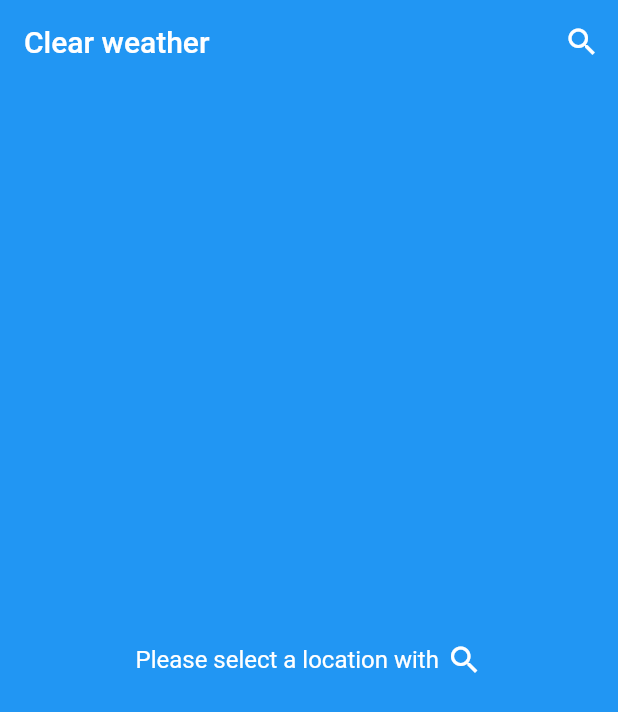
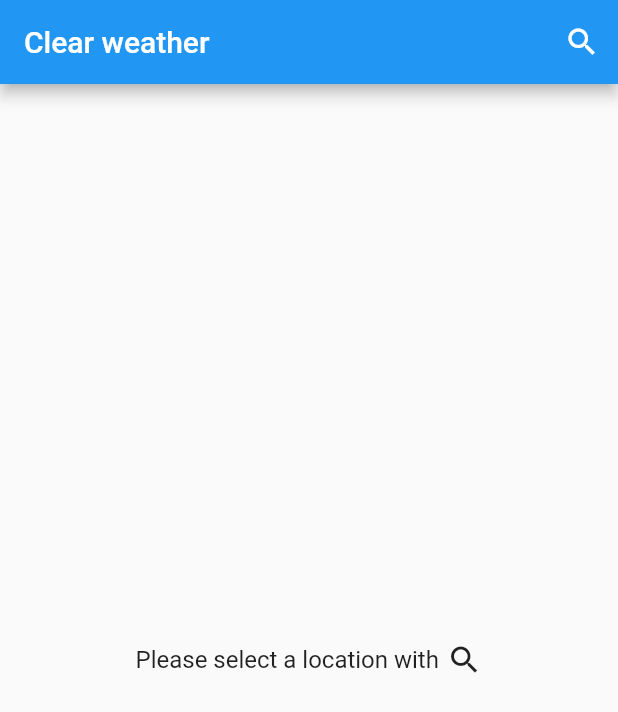
Before and after one commit to neatblackcrow/clear-weather, a Flutter app: the screen it shows after launch, on a phone screen of 412 x 824 dp. Shown: the top 712 px of the screen. Run offline on Flutter 3.47's test engine with Material 2 defaults, Android fonts, the light colour scheme and no system bars; our stand-ins replace flutter_bloc, hydrated_bloc, logger.

Commit message:
Add theming.

```diff
--- /dev/null
+++ b/lib/components/main_appbar.dart
@@ -0,0 +1,25 @@
+import 'package:clear_weather/cubits/setting_cubit.dart';
+import 'package:clear_weather/cubits/setting_state.dart';
+import 'package:clear_weather/pages/search_page.dart';
+import 'package:flutter/material.dart';
+import 'package:flutter_bloc/flutter_bloc.dart';
+
+class MainAppBar extends StatelessWidget implements PreferredSizeWidget {
+  const MainAppBar({Key? key}) : super(key: key);
+
+  @override
+  Widget build(BuildContext context) =>
+      AppBar(title: const Text('Clear weather'), actions: <Widget>[
+        BlocBuilder<SettingCubit, SettingState>(
+            builder: (context, state) => IconButton(
+                icon: const Icon(Icons.search),
+                tooltip: 'location',
+                onPressed: () => Navigator.of(context).push(MaterialPageRoute(
+                    builder: (_) => SearchPage(context,
+                        cityName: (state as SavedState).cityName,
+                        units: state.units)))))
+      ]);
+
+  @override
+  Size get preferredSize => AppBar().preferredSize;
+}
--- a/lib/cubits/weather_cubit.dart
+++ b/lib/cubits/weather_cubit.dart
@@ -35,9 +35,11 @@ class WeatherCubit extends HydratedCubit<WeatherState> {
                       .singleWhere((element) => element.key == 'date')
                       .value)
                   .toLocal(),
-              theme: ThemePreset.light);
+              theme: _currentTheme(
+                  cw.weather[0].main,
+                  DateTime.fromMillisecondsSinceEpoch(cw.dt),
+                  DateTime.fromMillisecondsSinceEpoch(cw.sys.sunset)));
           emit(st);
-
           logger.i('Weather cubit current state is $st');
           logger.v((st as SuccessState).toJson());
           break;
@@ -59,6 +61,23 @@ class WeatherCubit extends HydratedCubit<WeatherState> {
       logger.e(ex.message, ex);
     }
   }
+
+  ThemePreset _currentTheme(
+          String mainWeather, DateTime currentTime, DateTime sunset) =>
+      (currentTime.isBefore(sunset))
+          ? {
+                'clear sky': ThemePreset.clear,
+                'few clouds': ThemePreset.clear,
+                'scattered clouds': ThemePreset.clear,
+                'broken clouds': ThemePreset.clear,
+                'shower rain': ThemePreset.rain,
+                'rain': ThemePreset.rain,
+                'thunderstorm': ThemePreset.rain,
+                'snow': ThemePreset.rain,
+                'mist': ThemePreset.rain
+              }[mainWeather] ??
+              ThemePreset.clear
+          : ThemePreset.night;
 
   @override
   Future<void> close() async {
--- a/lib/cubits/weather_state.dart
+++ b/lib/cubits/weather_state.dart
@@ -6,7 +6,7 @@ part 'weather_state.g.dart';
 
 enum EWeatherState { success, notFound, fail }
 
-enum ThemePreset { light, dark }
+enum ThemePreset { clear, rain, night }
 
 abstract class WeatherState implements BaseState<EWeatherState> {
   factory WeatherState.success(
--- a/lib/main.dart
+++ b/lib/main.dart
@@ -1,6 +1,5 @@
 import 'package:clear_weather/cubits/setting_cubit.dart';
-import 'package:clear_weather/cubits/setting_state.dart';
-import 'package:clear_weather/pages/search_page.dart';
+import 'package:clear_weather/theme.dart';
 import 'package:flutter/material.dart';
 import 'package:flutter_bloc/flutter_bloc.dart';
 import 'package:hydrated_bloc/hydrated_bloc.dart';
@@ -31,9 +30,7 @@ class MyApp extends StatelessWidget {
         ],
         child: MaterialApp(
             title: 'Clear weather',
-            theme: ThemeData(
-                primarySwatch: Colors.blue,
-                iconTheme: const IconThemeData(color: Colors.white)),
+            theme: normalTheme,
             home: const WeatherPage()));
   }
 }
@@ -54,27 +51,7 @@ class WeatherPage extends StatelessWidget {
 
   @override
   Widget build(BuildContext context) {
-    return BlocBuilder<WeatherCubit, WeatherState>(builder: (context, state) {
-      return Scaffold(
-        backgroundColor: Colors.blue,
-        appBar: AppBar(
-          title: const Text('Clear weather'),
-          backgroundColor: Colors.transparent,
-          elevation: 0,
-          actions: <Widget>[
-            BlocBuilder<SettingCubit, SettingState>(
-                builder: (context, state) => IconButton(
-                    icon: const Icon(Icons.search),
-                    tooltip: 'location',
-                    onPressed: () => Navigator.of(context).push(
-                        MaterialPageRoute(
-                            builder: (_) => SearchPage(context,
-                                cityName: (state as SavedState).cityName,
-                                units: state.units))))),
-          ],
-        ),
-        body: _selectPageByState(state),
-      );
-    });
+    return BlocBuilder<WeatherCubit, WeatherState>(
+        builder: (context, state) => _selectPageByState(state));
   }
 }
--- a/lib/pages/not_found.dart
+++ b/lib/pages/not_found.dart
@@ -1,3 +1,4 @@
+import 'package:clear_weather/components/main_appbar.dart';
 import 'package:flutter/material.dart';
 
 class NotFoundPage extends StatelessWidget {
@@ -5,20 +6,19 @@ class NotFoundPage extends StatelessWidget {
 
   @override
   Widget build(BuildContext context) {
-    return Center(
+    return Scaffold(
+        appBar: const MainAppBar(),
+        body: Center(
             child: Row(
           mainAxisSize: MainAxisSize.min,
           children: <Widget>[
             Text('Please select a location with',
-            style: Theme.of(context)
-                .textTheme
-                .titleMedium!
-                .copyWith(color: Colors.white)),
+                style: Theme.of(context).textTheme.titleMedium),
             const SizedBox(
               width: 5,
             ),
             const Icon(Icons.search),
           ],
-    ));
+        )));
   }
 }
```
Also changed, not shown: lib/pages/fail.dart (+9 -7 lines), lib/pages/success.dart (+47 -16 lines), lib/theme.dart (added, +19 -0 lines), lib/cubits/weather_state.g.dart, 1 other file. Lines whose indentation alone changed are shown as unchanged.
